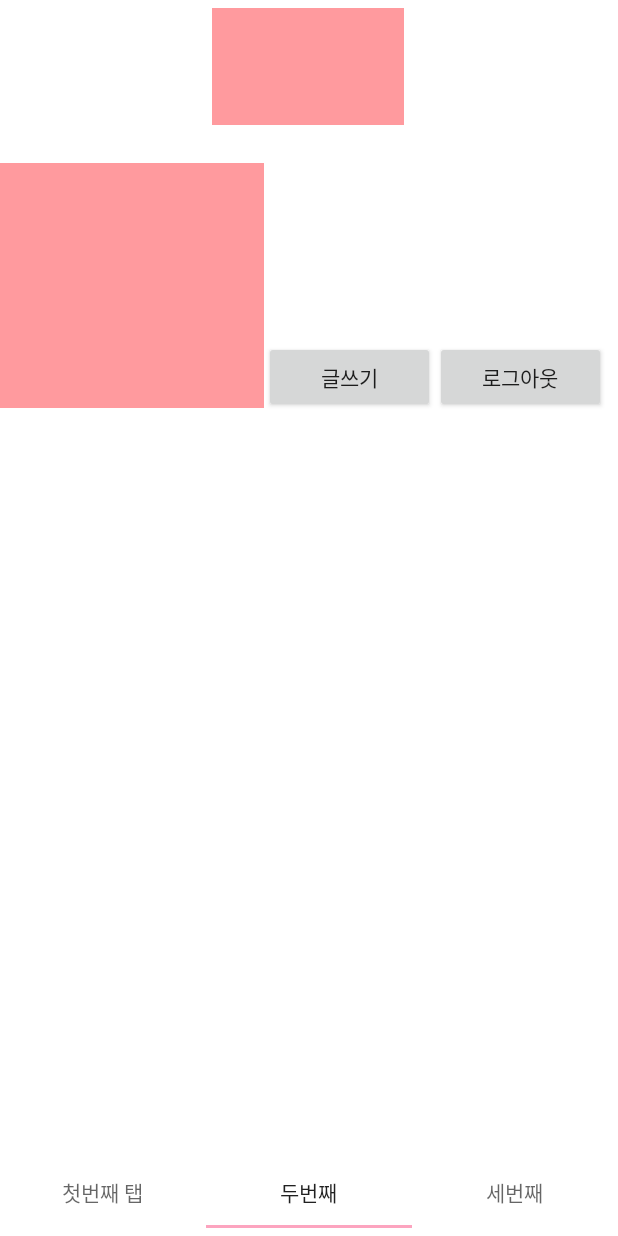
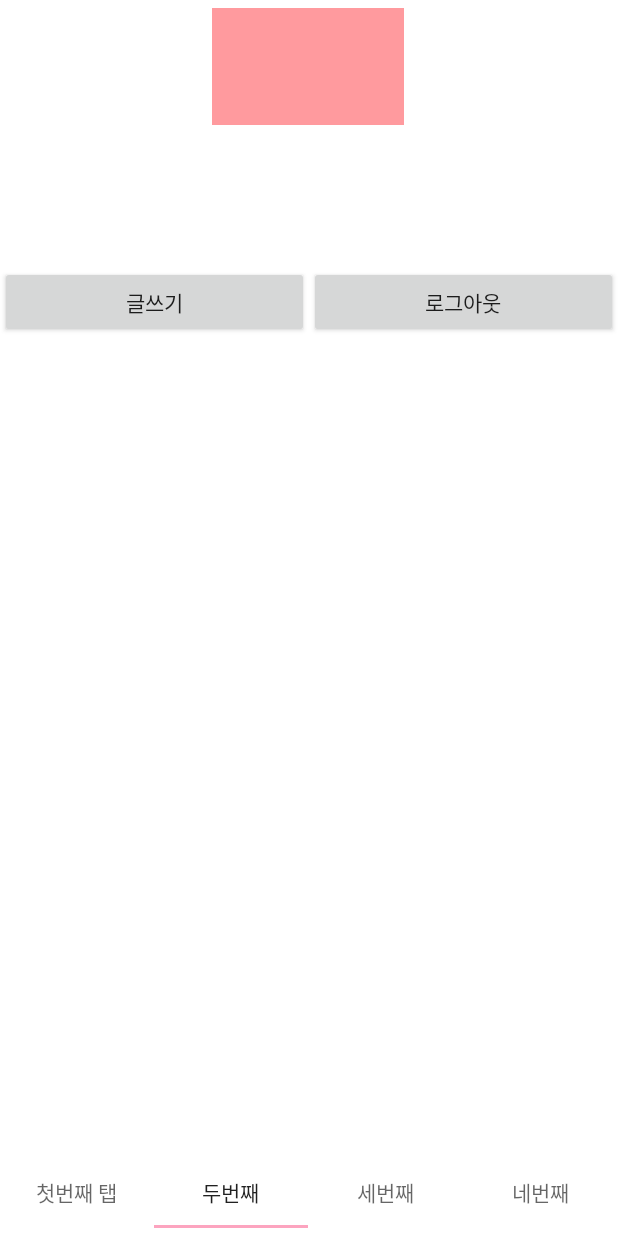
Before and after one commit to HaeKang/DiaryProject, an Android app: the MainActivity screen opened directly, with no data from a screen before it, item 2 of the bottom bar chosen, on a phone screen of 412 x 824 dp. Run offline under Robolectric (Android 15) with nearby library versions, the phone set to English and light mode, and no system bars; libraries missing offline, so code that uses them is left out: com.muddzdev.styleabletoast; 4 statements that could not run were skipped.

Commit message:
캘린더추가
캘린더 활용한 기능 추가해야함

```diff
--- a/app/src/main/java/com/example/diaryproject/Fragment/FragmentAdapter.java
+++ b/app/src/main/java/com/example/diaryproject/Fragment/FragmentAdapter.java
@@ -9,7 +9,7 @@ import androidx.fragment.app.FragmentPagerAdapter;
 
 public class FragmentAdapter extends FragmentPagerAdapter {
 
-    private static int PAGE_NUMBER = 3;
+    private static int PAGE_NUMBER = 4;
     private String id_a;
     private String nick_a;
 
@@ -28,6 +28,8 @@ public class FragmentAdapter extends FragmentPagerAdapter {
                 return PageTwoFragment.newInstance(id_a,nick_a);
             case 2:
                 return PageThreeFragment.newInstance(id_a,nick_a);
+            case 3:
+                return PageFourFragment.newInstance(id_a,nick_a);
             default:
                 return null;
         }
@@ -47,7 +49,9 @@ public class FragmentAdapter extends FragmentPagerAdapter {
                 return "두번째";
             case 2:
                 return "세번째";
-                default:
+            case 3:
+                return "네번째";
+            default:
                     return null;
         }
     }
--- a/app/src/main/java/com/example/diaryproject/Fragment/PageOneFragment.java
+++ b/app/src/main/java/com/example/diaryproject/Fragment/PageOneFragment.java
@@ -89,8 +89,12 @@ public class PageOneFragment extends Fragment {
         task.execute();
 
         RecyclerView mRecyclerView = v.findViewById(R.id.recyclerView);
-        //mRecyclerView.setLayoutManager(new GridLayoutManager(getActivity(),2));
 
+        // grid layout
+        //GridLayoutManager mGridLayoutManager = new GridLayoutManager(getActivity(), 3);
+        //mRecyclerView.setLayoutManager(mGridLayoutManager);
+
+        //일반 layout
         LinearLayoutManager linearLayoutManager = new LinearLayoutManager(getActivity());
         linearLayoutManager.setReverseLayout(true);
         linearLayoutManager.setStackFromEnd(true);
--- a/app/src/main/java/com/example/diaryproject/Fragment/PageThreeFragment.java
+++ b/app/src/main/java/com/example/diaryproject/Fragment/PageThreeFragment.java
@@ -8,6 +8,7 @@ import androidx.fragment.app.Fragment;
 import android.view.LayoutInflater;
 import android.view.View;
 import android.view.ViewGroup;
+import android.widget.TextView;
 
 import com.example.diaryproject.R;
 
@@ -40,6 +41,12 @@ public class PageThreeFragment extends Fragment {
         String nickname = getArguments().getString("user_nick");
 
 
+        TextView tw;
+        tw = v.findViewById(R.id.NoteMainText);
+        tw.setText(id + "님의 쪽지함");
+
+
+
         return v;
     }
 
--- a/app/src/main/java/com/example/diaryproject/MainActivity.java
+++ b/app/src/main/java/com/example/diaryproject/MainActivity.java
@@ -14,9 +14,6 @@ import android.os.Bundle;
 import android.widget.Toast;
 
 import com.example.diaryproject.Fragment.FragmentAdapter;
-import com.example.diaryproject.Fragment.PageOneFragment;
-import com.example.diaryproject.Fragment.PageThreeFragment;
-import com.example.diaryproject.Fragment.PageTwoFragment;
 import com.google.android.material.tabs.TabLayout;
 import com.muddzdev.styleabletoast.StyleableToast;
 
--- a/app/src/main/res/layout/fragment_page_two.xml
+++ b/app/src/main/res/layout/fragment_page_two.xml
@@ -12,25 +12,18 @@
         android:layout_height="match_parent">
 
         <LinearLayout
+            android:layout_width="match_parent"
+            android:layout_height="match_parent"
+            android:orientation="vertical">
+
+            <LinearLayout
                 android:id="@+id/profile_layout"
                 android:layout_width="match_parent"
                 android:layout_height="wrap_content"
                 android:orientation="horizontal">
 
                 <LinearLayout
-                android:layout_width="wrap_content"
-                android:layout_height="match_parent"
-                android:orientation="vertical">
-
-                <ImageView
-                    android:id="@+id/imageView5"
-                    android:layout_width="176dp"
-                    android:layout_height="163dp"
-                    android:src="@color/colorPrimary" />
-            </LinearLayout>
-
-            <LinearLayout
-                android:layout_width="wrap_content"
+                    android:layout_width="match_parent"
                     android:layout_height="match_parent"
                     android:orientation="vertical">
 
@@ -38,7 +31,7 @@
                         android:id="@+id/nick_textview"
                         android:layout_width="match_parent"
                         android:layout_height="wrap_content"
-                    android:layout_marginTop="80dp"
+                        android:layout_marginTop="30dp"
                         android:fontFamily="@font/nanumsquareroundr"
                         android:gravity="center"
                         android:text="TextView" />
@@ -58,7 +51,7 @@
 
                         <Button
                             android:id="@+id/write"
-                        android:layout_width="114dp"
+                            android:layout_width="206dp"
                             android:layout_height="wrap_content"
                             android:gravity="center"
                             android:text="글쓰기" />
@@ -75,20 +68,26 @@
 
             </LinearLayout>
 
+            <ScrollView
+                android:layout_width="match_parent"
+                android:layout_height="match_parent">
+
                 <LinearLayout
                     android:id="@+id/Linear_my"
                     android:layout_width="match_parent"
-            android:layout_height="556dp"
-            android:layout_marginTop="8dp"
-            android:orientation="vertical"
-            app:layout_constraintTop_toBottomOf="@+id/profile_layout"
-            tools:layout_editor_absoluteX="0dp">
+                    android:layout_height="wrap_content"
+                    android:orientation="vertical">
 
                     <androidx.recyclerview.widget.RecyclerView
                         android:id="@+id/Recycler_my"
                         android:layout_width="match_parent"
                         android:layout_height="wrap_content" />
+
                 </LinearLayout>
+            </ScrollView>
+        </LinearLayout>
+
     </androidx.constraintlayout.widget.ConstraintLayout>
 
+
 </FrameLayout>
--- a/build.gradle
+++ b/build.gradle
@@ -18,7 +18,7 @@ allprojects {
     repositories {
         google()
         jcenter()
-
+        maven { url 'https://jitpack.io' }
     }
 }
 
--- a/settings.gradle
+++ b/settings.gradle
@@ -1 +1 @@
-include ':app'
+include ':app', ':Material_Calendar'
```
Also changed, not shown: app/build.gradle (+4 -5 lines), app/src/main/java/com/example/diaryproject/Diary/PostActivity.java (+7 -2 lines), app/src/main/java/com/example/diaryproject/Diary/WriteActivity.java (+6 -3 lines), app/src/main/java/com/example/diaryproject/Fragment/EventDecorator.java (added, +34 -0 lines), app/src/main/java/com/example/diaryproject/Fragment/PageFourFragment.java (added, +65 -0 lines), app/src/main/java/com/example/diaryproject/Fragment/RecyclerAdapterThree.java (added, +9 -0 lines), app/src/main/res/layout/fragment_page_four.xml (added, +17 -0 lines), app/src/main/res/layout/fragment_page_one.xml (+16 -5 lines), app/src/main/res/layout/fragment_page_three.xml (+7 -1 lines), app/src/main/res/layout/pageone_item_list.xml (+3 -4 lines). Lines whose indentation alone changed are shown as unchanged.
